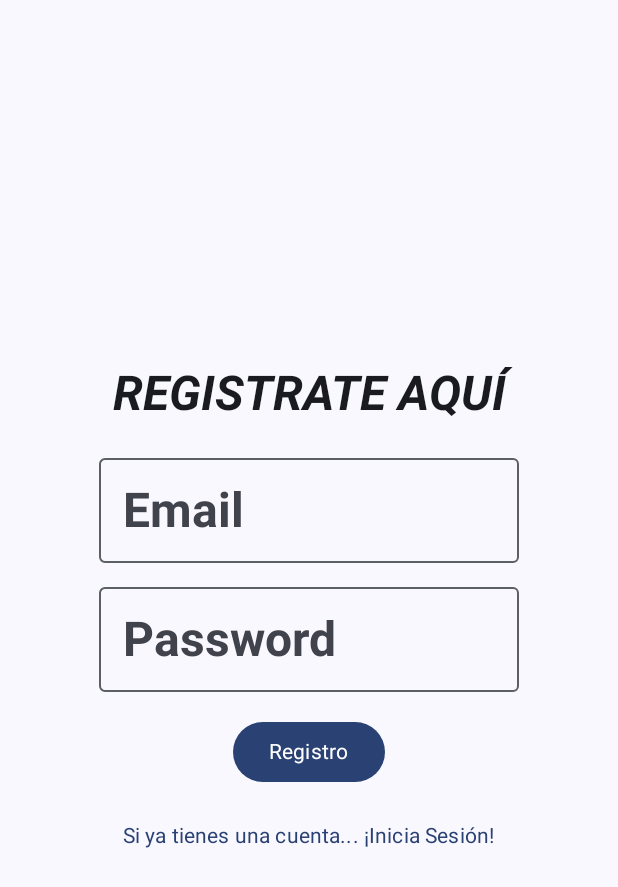
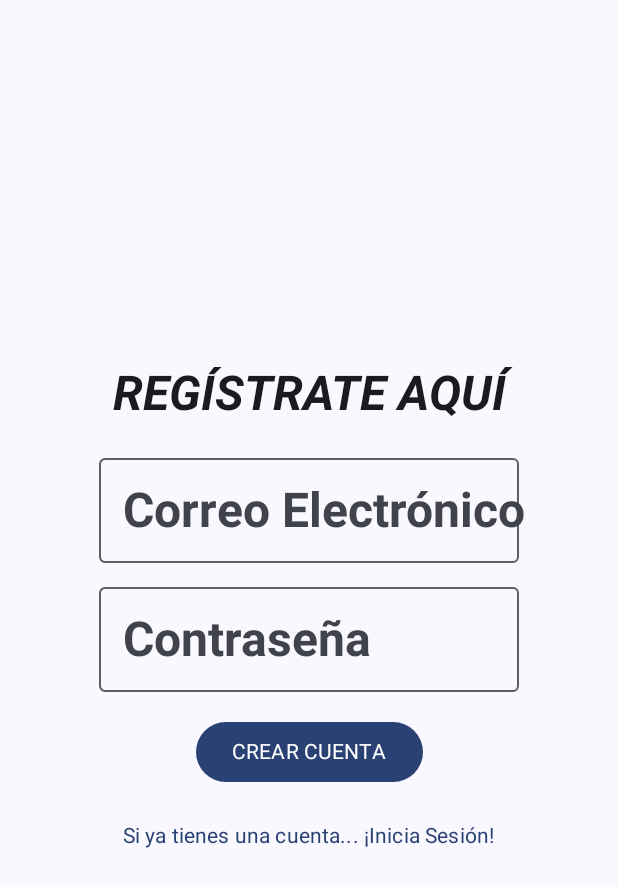
Before and after one commit to pacobarrionuevo/ProyectoMoviles, an Android app built with Jetpack Compose: the screen it shows after launch (MainActivity), on a phone screen of 412 x 824 dp. Shown: the top 887 px of the screen. Run offline under Robolectric (Android 15) with nearby library versions, the phone set to English and light mode, and no system bars; our stand-ins replace Firebase (no records; nobody signed in at launch, a user with empty details on screens opened directly), livedata-compose; Roboto replaces fonts that are not available here.

Commit message:
strings.xml

```diff
--- a/AplicacionConciertos/app/src/main/java/com/example/aplicacionconciertos/auth/Registro.kt
+++ b/AplicacionConciertos/app/src/main/java/com/example/aplicacionconciertos/auth/Registro.kt
@@ -23,8 +23,10 @@ import androidx.navigation.NavController
 import com.example.aplicacionconciertos.viewmodel.AuthViewModel
 import androidx.compose.ui.Modifier
 import androidx.compose.ui.platform.LocalContext
+import androidx.compose.ui.res.stringResource
 import androidx.compose.ui.unit.dp
 import androidx.compose.ui.unit.sp
+import com.example.aplicacionconciertos.R
 import com.example.aplicacionconciertos.model.RutasNavegacion
 import com.example.aplicacionconciertos.viewmodel.AuthState
 
@@ -51,7 +53,7 @@ fun Registro(authViewModel: AuthViewModel, navController: NavController) {
         horizontalAlignment = Alignment.CenterHorizontally
     ) {
         Text(
-            text = "REGISTRATE AQUÍ",
+            text = (stringResource(id = R.string.Registrate)),
             style = MaterialTheme.typography.displayMedium
         )
 
@@ -63,7 +65,7 @@ fun Registro(authViewModel: AuthViewModel, navController: NavController) {
                 email = it
             },
             label = {
-                Text(text = "Email")
+                Text(text = (stringResource(id = R.string.Correo)))
             }
         )
 
@@ -75,7 +77,7 @@ fun Registro(authViewModel: AuthViewModel, navController: NavController) {
                 password = it
             },
             label = {
-                Text(text = "Password")
+                Text(text = (stringResource(id = R.string.Contrasena)))
             }
         )
 
@@ -86,7 +88,7 @@ fun Registro(authViewModel: AuthViewModel, navController: NavController) {
         },
             enabled = authState.value != AuthState.Loading
             ) {
-            Text(text = "Registro")
+            Text(text = (stringResource(id = R.string.CrearCuenta)))
         }
 
         Spacer(modifier = Modifier.height(8.dp))
@@ -94,7 +96,7 @@ fun Registro(authViewModel: AuthViewModel, navController: NavController) {
         TextButton(onClick = {
             navController.navigate(RutasNavegacion.InicioSesion.route)
         }) {
-            Text(text = "Si ya tienes una cuenta... ¡Inicia Sesión!")
+            Text(text = stringResource(id = R.string.MensajeRegistro))
         }
     }
 }
--- a/AplicacionConciertos/app/src/main/res/values/strings.xml
+++ b/AplicacionConciertos/app/src/main/res/values/strings.xml
@@ -41,4 +41,9 @@
     <string name="LugaresConcierto">Sitios que visitará</string>
     <string name="Discografia">Discografía</string>
     <string name="InicioSesion">Iniciar Sesión</string>
+    <string name="Registrate">REGÍSTRATE AQUÍ</string>
+    <string name="Correo">Correo Electrónico</string>
+    <string name="Contrasena">Contraseña</string>
+    <string name="CrearCuenta">CREAR CUENTA</string>
+    <string name="MensajeRegistro">Si ya tienes una cuenta... ¡Inicia Sesión!</string>
 </resources>
```
Also changed, not shown: 1 other file.
